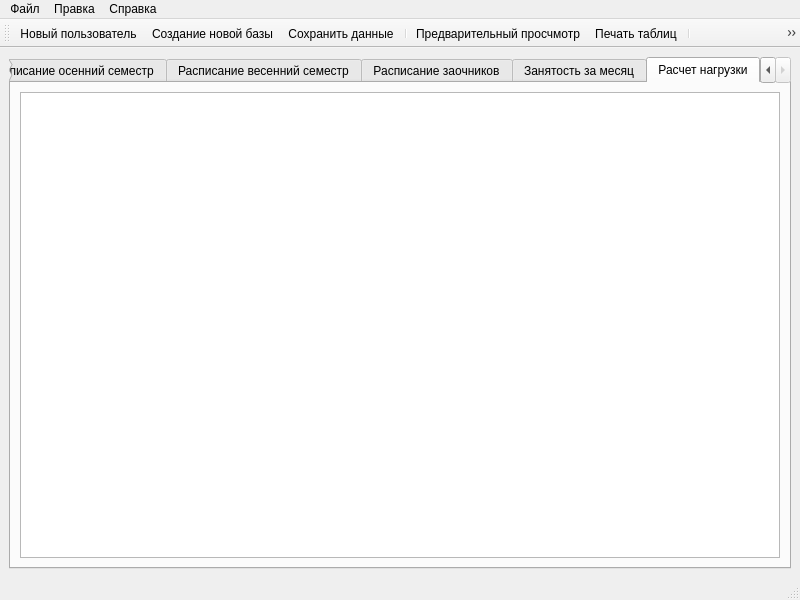
First picture: the form in mainwindow.ui, repository Ivanos121/lesson_konstructor_v2, before the edit.
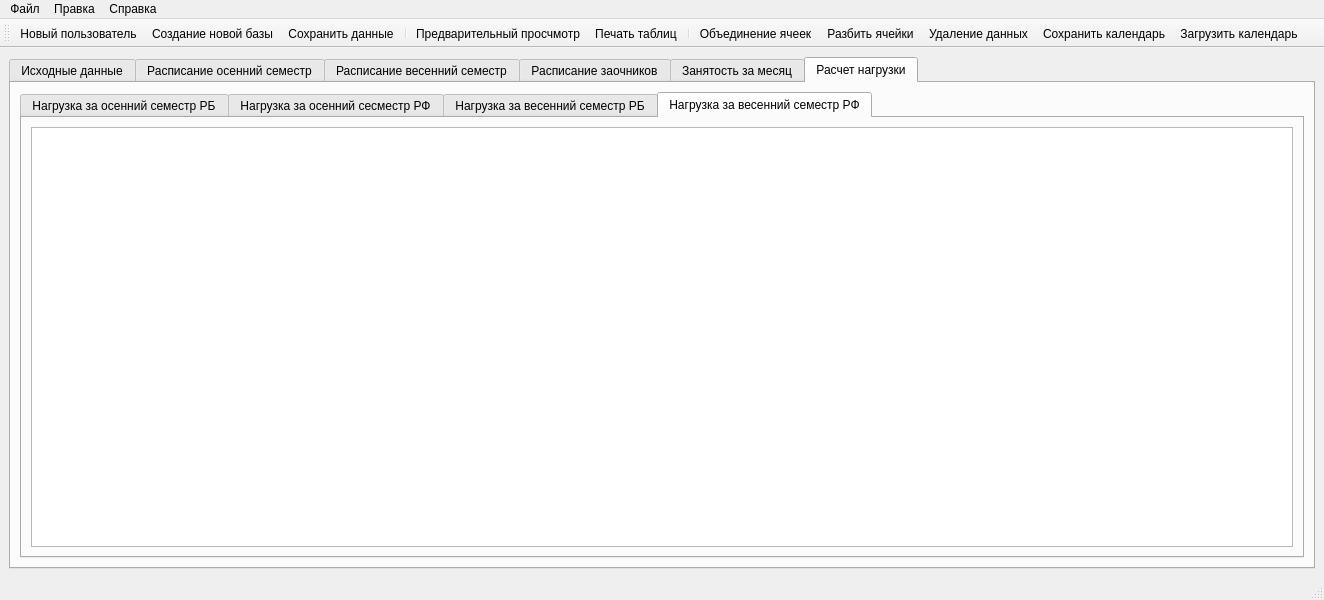
Second picture: the form after the edit. The open tabs and pages were chosen to show the change. Icons and pictures are not drawn.

```diff
--- a/mainwindow.ui
+++ b/mainwindow.ui
@@ -6,7 +6,7 @@
    <rect>
     <x>0</x>
     <y>0</y>
-    <width>800</width>
+    <width>1324</width>
     <height>600</height>
    </rect>
   </property>
@@ -87,9 +87,53 @@
        <attribute name="title">
         <string>Расчет нагрузки</string>
        </attribute>
-       <layout class="QGridLayout" name="gridLayout_7">
+       <layout class="QGridLayout" name="gridLayout_8">
         <item row="0" column="0">
-         <widget class="QTableWidget" name="tableWidget_6"/>
+         <widget class="QTabWidget" name="tabWidget_2">
+          <property name="currentIndex">
+           <number>3</number>
+          </property>
+          <widget class="QWidget" name="tab_7">
+           <attribute name="title">
+            <string>Нагрузка за осенний семестр РБ</string>
+           </attribute>
+           <layout class="QGridLayout" name="gridLayout_11">
+            <item row="0" column="0">
+             <widget class="QTableWidget" name="tableWidget_9"/>
+            </item>
+           </layout>
+          </widget>
+          <widget class="QWidget" name="tab_8">
+           <attribute name="title">
+            <string>Нагрузка за осенний сесместр РФ</string>
+           </attribute>
+           <layout class="QGridLayout" name="gridLayout_10">
+            <item row="0" column="0">
+             <widget class="QTableWidget" name="tableWidget_8"/>
+            </item>
+           </layout>
+          </widget>
+          <widget class="QWidget" name="tab_9">
+           <attribute name="title">
+            <string>Нагрузка за весенний семестр РБ</string>
+           </attribute>
+           <layout class="QGridLayout" name="gridLayout_7">
+            <item row="0" column="0">
+             <widget class="QTableWidget" name="tableWidget_6"/>
+            </item>
+           </layout>
+          </widget>
+          <widget class="QWidget" name="tab_10">
+           <attribute name="title">
+            <string>Нагрузка за весенний семестр РФ</string>
+           </attribute>
+           <layout class="QGridLayout" name="gridLayout_9">
+            <item row="0" column="0">
+             <widget class="QTableWidget" name="tableWidget_7"/>
+            </item>
+           </layout>
+          </widget>
+         </widget>
         </item>
        </layout>
       </widget>
@@ -102,7 +146,7 @@
     <rect>
      <x>0</x>
      <y>0</y>
-     <width>800</width>
+     <width>1324</width>
      <height>30</height>
     </rect>
    </property>
```
Left out of the diff: 2 changed lines with no effect on the pictures.
